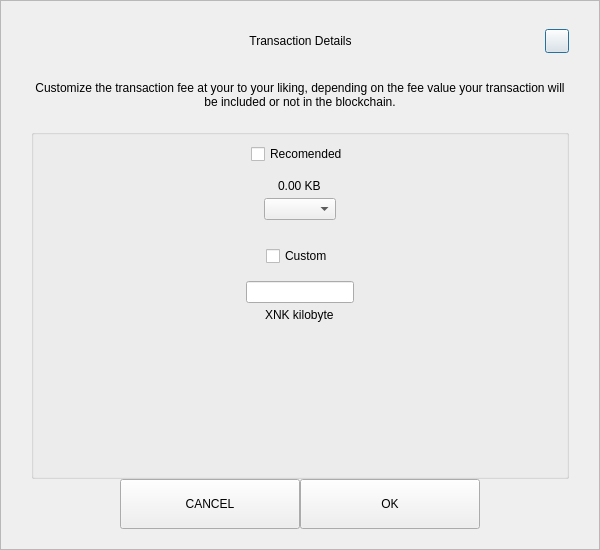
First picture: the form in src/qt/encocoin/forms/sendcustomfeedialog.ui, repository kopernikus-git/xnk-1, before the edit.
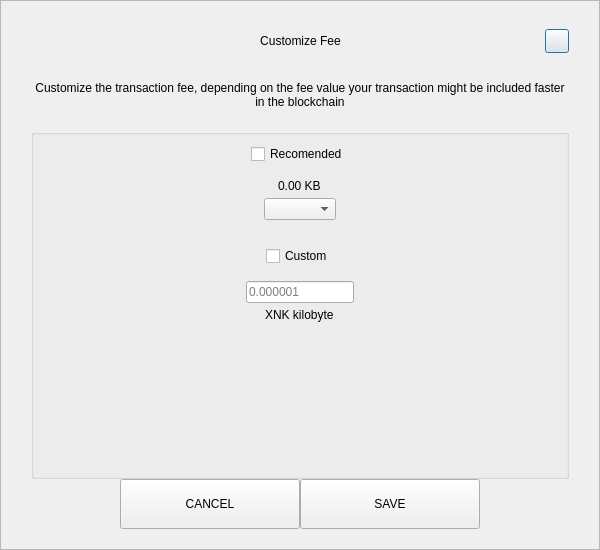
Second picture: the form after the edit.

The edit to the form file:
```diff
--- a/src/qt/encocoin/forms/sendcustomfeedialog.ui
+++ b/src/qt/encocoin/forms/sendcustomfeedialog.ui
@@ -92,7 +92,7 @@
            <string notr="true">padding-left:24px;</string>
           </property>
           <property name="text">
-           <string>Transaction Details</string>
+           <string>Customize Fee</string>
           </property>
           <property name="alignment">
            <set>Qt::AlignCenter</set>
@@ -155,7 +155,7 @@
       <item>
        <widget class="QLabel" name="labelMessage">
         <property name="text">
-         <string>Customize the transaction fee at your to your liking, depending on the fee value your transaction will be included or not in the blockchain.</string>
+         <string>Customize the transaction fee, depending on the fee value your transaction might be included faster in the blockchain</string>
         </property>
         <property name="alignment">
          <set>Qt::AlignCenter</set>
@@ -278,7 +278,11 @@
             </spacer>
            </item>
            <item alignment="Qt::AlignHCenter">
-            <widget class="QLineEdit" name="lineEditCustomFee"/>
+            <widget class="QLineEdit" name="lineEditCustomFee">
+             <property name="placeholderText">
+              <string notr="true">0.000001</string>
+             </property>
+            </widget>
            </item>
            <item alignment="Qt::AlignHCenter">
             <widget class="QLabel" name="labelCustomFee">
@@ -348,7 +352,7 @@
            <enum>Qt::NoFocus</enum>
           </property>
           <property name="text">
-           <string>OK</string>
+           <string>SAVE</string>
           </property>
          </widget>
         </item>
```
